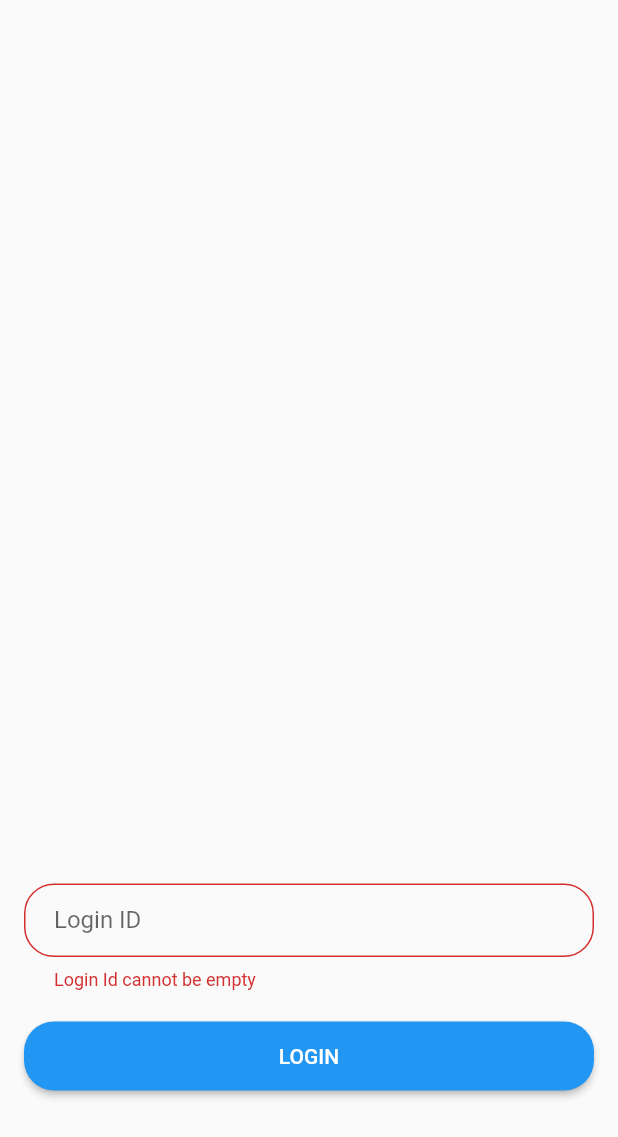
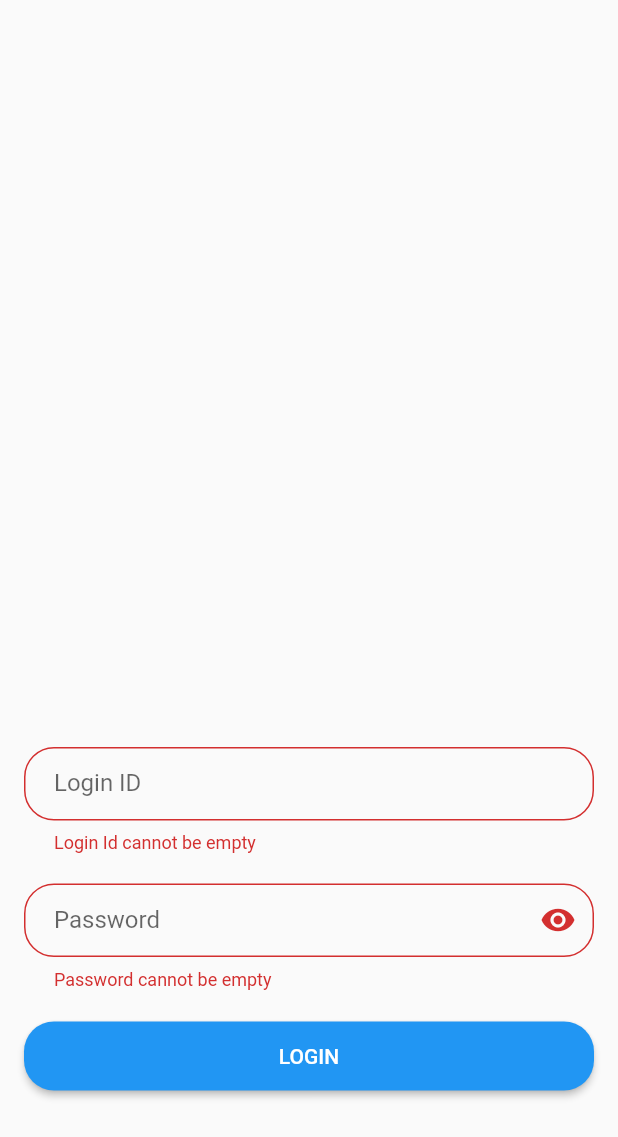
Before and after one commit to scm-sai-zaw-myint/EMS-Mobile, a Flutter app: the screen it shows after launch, after a tap on "LOGIN", on a phone screen of 412 x 824 dp. Shown: the top 1137 px of the screen. Run offline on Flutter 3.47's test engine with Material 2 defaults, Android fonts, the phone set to English and light mode, and no system bars; our stand-ins replace awesome_snackbar_content, flutter_secure_storage, get.

Commit message:
Refactoring code

```diff
--- a/ems_mobile/lib/Screens/Common/noti_bar.dart
+++ b/ems_mobile/lib/Screens/Common/noti_bar.dart
@@ -1,6 +1,5 @@
 import 'package:awesome_snackbar_content/awesome_snackbar_content.dart';
 import 'package:flutter/material.dart';
-import 'package:get/get.dart';
 
 class NotiBar {
   static void showSnackbar(context, String title, String message, ContentType type) {
--- a/ems_mobile/lib/Screens/Common/screen_routes.dart
+++ /dev/null
@@ -1,7 +0,0 @@
-
-class ScreenRoutes{
-  static const String welcome = "/";
-  static const String login = "/login";
-  static const String dashboard = "/dashboard";
-  static const String changePassword = "/changePassword";
-}
--- a/ems_mobile/lib/Screens/Login/login_page.dart
+++ b/ems_mobile/lib/Screens/Login/login_page.dart
@@ -1,7 +1,9 @@
+// ignore_for_file: use_build_context_synchronously
+
 import 'package:awesome_snackbar_content/awesome_snackbar_content.dart';
 import 'package:ems_mobile/Screens/Common/common_widget.dart';
 import 'package:ems_mobile/Screens/Common/noti_bar.dart';
-import 'package:ems_mobile/Screens/Common/screen_routes.dart';
+import 'package:ems_mobile/Services/Common/config.dart';
 import 'package:ems_mobile/Services/Login/login_service.dart';
 import 'package:flutter/material.dart';
 import 'package:get/get.dart';
@@ -9,99 +11,6 @@ import 'package:get/get.dart';
 class LoginPage extends StatelessWidget {
   final _formKey = GlobalKey<FormState>();
   LoginPage({super.key});
-
-  Widget _inputField(controller) {
-    return Obx(() => controller.step.value == 1
-        ? TextFormField(
-            controller: controller.loginIdController.value,
-            decoration: CommonWidget.loginInputDecoration("Login ID"),
-            validator: (value) {
-              if (value == null) return "Login Id cannot be null!";
-              if (value.isEmpty) return "Login Id cannot be empty";
-              return null;
-            },
-          )
-        : TextFormField(
-            controller: controller.passwordController.value,
-            decoration: CommonWidget.passwordInputDecoration(
-              "Password",
-              controller.isSecurePassword.value
-                  ? const Icon(Icons.visibility)
-                  : const Icon(Icons.visibility_off),
-              () => {
-                controller.isSecurePassword(!controller.isSecurePassword.value)
-              },
-            ),
-            obscureText: controller.isSecurePassword.value,
-            validator: (value) {
-              if (value == null) return "Password cannot be null!";
-              if (value.isEmpty) return "Password cannot be empty";
-              return null;
-            },
-          ));
-  }
-
-  Widget _buttonField(LoginService controller, context) {
-    return Obx(() => controller.step.value == 1
-        ? Row(
-            mainAxisAlignment: MainAxisAlignment.center,
-            children: [
-              Expanded(
-                child: ElevatedButton(
-                  onPressed: () {
-                    if (_formKey.currentState!.validate()) {
-                      controller.step(2);
-                    }
-                  },
-                  style: CommonWidget.primaryButtonStyle(),
-                  child: Text("Login".toUpperCase()),
-                ),
-              )
-            ],
-          )
-        : Row(
-            mainAxisAlignment: MainAxisAlignment.spaceBetween,
-            children: [
-              Expanded(
-                child: ElevatedButton(
-                  onPressed: () {
-                    _formKey.currentState!.reset();
-                    controller.step(1);
-                  },
-                  style: CommonWidget.secondaryButtonStyle(),
-                  child: Text("Back".toUpperCase()),
-                ),
-              ),
-              const SizedBox(
-                width: 30,
-              ),
-              Expanded(
-                child: ElevatedButton(
-                  onPressed: () async {
-                    if (controller.processingLogin.value) return;
-                    if (_formKey.currentState!.validate()) {
-                      FocusScopeNode currentFocus = FocusScope.of(context);
-                      if (!currentFocus.hasPrimaryFocus) {
-                        currentFocus.unfocus();
-                      }
-                      NotiBar.showSnackbar(context, "Logging In", "Please wait", ContentType.help);
-                      await Future.delayed(const Duration(seconds: 3));
-                      bool login = await controller.login();
-                      if (login) {
-                        Get.toNamed(ScreenRoutes.changePassword);
-                      } else {
-                        NotiBar.showSnackbar(context, "Login fails",
-                            controller.loginMessage.value, ContentType.failure);
-                      }
-                    }
-                  },
-                  style: CommonWidget.primaryButtonStyle(),
-                  child: Text("Login".toUpperCase()),
-                ),
-              )
-            ],
-          ));
-  }
 
   @override
   Widget build(BuildContext context) {
@@ -118,11 +27,76 @@ class LoginPage extends StatelessWidget {
                   child: Column(
                     mainAxisAlignment: MainAxisAlignment.center,
                     children: [
-                      _inputField(controller),
+                      TextFormField(
+                        controller: controller.loginIdController.value,
+                        decoration:
+                            CommonWidget.loginInputDecoration("Login ID"),
+                        validator: (value) {
+                          if (value == null) return "Login Id cannot be null!";
+                          if (value.isEmpty) return "Login Id cannot be empty";
+                          return null;
+                        },
+                      ),
                       const SizedBox(
                         height: 20,
                       ),
-                      _buttonField(controller, context),
+                      TextFormField(
+                        controller: controller.passwordController.value,
+                        decoration: CommonWidget.passwordInputDecoration(
+                          "Password",
+                          controller.isSecurePassword.value
+                              ? const Icon(Icons.visibility)
+                              : const Icon(Icons.visibility_off),
+                          () => {
+                            controller.isSecurePassword(
+                                !controller.isSecurePassword.value)
+                          },
+                        ),
+                        obscureText: controller.isSecurePassword.value,
+                        validator: (value) {
+                          if (value == null) return "Password cannot be null!";
+                          if (value.isEmpty) return "Password cannot be empty";
+                          return null;
+                        },
+                      ),
+                      const SizedBox(
+                        height: 20,
+                      ),
+                      Row(
+                        mainAxisAlignment: MainAxisAlignment.center,
+                        children: [
+                          Expanded(
+                            child: ElevatedButton(
+                              onPressed: () async {
+                                if (controller.processingLogin.value) return;
+                                if (_formKey.currentState!.validate()) {
+                                  FocusScopeNode currentFocus =
+                                      FocusScope.of(context);
+                                  if (!currentFocus.hasPrimaryFocus) {
+                                    currentFocus.unfocus();
+                                  }
+                                  NotiBar.showSnackbar(context, "Logging In",
+                                      "Please wait", ContentType.help);
+                                  await Future.delayed(
+                                      const Duration(seconds: 3));
+                                  bool login = await controller.login();
+                                  if (login) {
+                                    Get.offNamed(Config.changePasswordPage);
+                                  } else {
+                                    NotiBar.showSnackbar(
+                                        context,
+                                        "Login fails",
+                                        controller.loginMessage.value,
+                                        ContentType.failure);
+                                  }
+                                }
+                              },
+                              style: CommonWidget.primaryButtonStyle(),
+                              child: Text("Login".toUpperCase()),
+                            ),
+                          )
+                        ],
+                      ),
                       const SizedBox(
                         height: 80,
                       )
--- a/ems_mobile/lib/Screens/Welcome/welcome.dart
+++ /dev/null
@@ -1,38 +0,0 @@
-import 'package:ems_mobile/Screens/Dashboard.dart/dashboard.dart';
-import 'package:ems_mobile/Screens/Login/login_page.dart';
-import 'package:ems_mobile/Screens/Profile/change_password.dart';
-import 'package:ems_mobile/Services/Login/login_service.dart';
-import 'package:flutter/material.dart';
-import 'package:get/get.dart';
-
-class Welcome extends StatelessWidget {
-  const Welcome({super.key});
-
-  @override
-  Widget build(BuildContext context) {
-    return GetBuilder<LoginService>(
-      builder: (controller) => Obx(() {
-        if (controller.isLoadingCredential.value) {
-          return Scaffold(
-            body: Center(
-              child: Column(
-                mainAxisAlignment: MainAxisAlignment.center,
-                children: const [
-                  Image(
-                      image: AssetImage(
-                        "assets/images/logo_green.png",
-                      ),
-                      width: 60,
-                      height: 60),
-                ],
-              ),
-            ),
-          );
-        } else {
-          return controller.credential?.employeeId == null ? LoginPage()
-              : ChangePassword();
-        }
-      }),
-    );
-  }
-}
--- a/ems_mobile/lib/Screens/Welcome/welcome_binding.dart
+++ /dev/null
@@ -1,9 +0,0 @@
-import 'package:ems_mobile/Services/Login/login_service.dart';
-import 'package:get/get.dart';
-
-class WelcomeBinding extends Bindings{
-  @override
-  void dependencies() {
-    Get.lazyPut(() => LoginService());
-  }
-}
--- a/ems_mobile/lib/Services/Common/config.dart
+++ b/ems_mobile/lib/Services/Common/config.dart
@@ -1,9 +1,18 @@
 // ignore_for_file: prefer_const_declarations
 
 class Config{
-  static final String domainUrl = "http://172.20.30.89:8080/ems/api";
-  static final String contentType = "application/json";
 
+  static final String domainUrl = "http://172.31.240.1:8080/ems/api";
+
+  /// Pages Routes Start ///
+  static const String welcomePage = "/";
+  static const String loginPage = "/login";
+  static const String dashboardPage = "/dashboard";
+  static const String changePasswordPage = "/changePassword";
+
+  /// Pages Routes End ///
+
+  /// API Routes  ///
   static final String login = "/showLogin";
   static final String changePassword = "/changePassword?update=update";
 }
--- /dev/null
+++ b/ems_mobile/lib/Services/Common/pages_config.dart
@@ -0,0 +1,13 @@
+import 'package:ems_mobile/Screens/Dashboard.dart/dashboard.dart';
+import 'package:ems_mobile/Screens/Login/login_page.dart';
+import 'package:ems_mobile/Screens/Profile/change_password.dart';
+import 'package:ems_mobile/Services/Common/config.dart';
+import 'package:get/get.dart';
+
+class PagesConfig {
+  static final List<GetPage> pages = [
+    GetPage(name: Config.loginPage, page: () => LoginPage()),
+    GetPage(name: Config.dashboardPage, page: () => const Dashboard()),
+    GetPage(name: Config.changePasswordPage, page: ()=> ChangePassword())
+  ];
+}
--- a/ems_mobile/lib/Screens/Login/login_binding.dart
+++ b/ems_mobile/lib/Services/Common/service_binding.dart
@@ -1,9 +1,11 @@
 import 'package:ems_mobile/Services/Login/login_service.dart';
+import 'package:ems_mobile/Services/Profile/change_password_service.dart';
 import 'package:get/get.dart';
 
-class LoginBinding extends Bindings{
+class ServiceBinding extends Bindings{
   @override
   void dependencies() {
     Get.lazyPut(() => LoginService());
+    Get.lazyPut(() => ChangePasswordService());
   }
 }
--- a/ems_mobile/lib/Services/Credential/credential.dart
+++ b/ems_mobile/lib/Services/Credential/credential.dart
@@ -1,5 +1,4 @@
-import 'dart:convert';
-
+// ignore_for_file: file_names
 import 'package:ems_mobile/Models/Auth/auth_response.dart';
 import 'package:flutter_secure_storage/flutter_secure_storage.dart';
 
@@ -34,6 +33,16 @@ class Credential {
     await storage.write(key: "token", value: token);
   }
 
+  static Future<bool> isLoggedIn() async {
+    final token = await storage.read(key: "token");
+    if(token != null){
+      //check jwt token time
+      //ok
+      return true;
+    }
+    return false;
+  }
+
   static Future<Credential> getCredential() async {
     final employeeId = await storage.read(key: "employeeId");
     final employeeName = await storage.read(key: "employeeName");
@@ -57,13 +66,4 @@ class Credential {
     await storage.deleteAll();
   }
 
-  @override
-  String toString() {
-    return jsonEncode({
-      "employeeId": employeeId,
-      "employeeName": employeeName,
-      "employeeType": employeeType,
-      "token": token,
-    });
-  }
 }
--- a/ems_mobile/lib/Services/Login/login_service.dart
+++ b/ems_mobile/lib/Services/Login/login_service.dart
@@ -11,13 +11,13 @@ import 'package:get/get.dart';
 class LoginService extends GetxController{
 
   Credential? _credential;
+  ApiService api = ApiService();
   var isLoadingCredential = false.obs;
 
   var step = 1.obs;
   var loginIdController = TextEditingController().obs;
   var passwordController = TextEditingController().obs;
   var isSecurePassword = true.obs;
-  ApiService api = ApiService();
 
   var processingLogin = false.obs;
   var loginSuccess = false.obs;
@@ -25,13 +25,6 @@ class LoginService extends GetxController{
   var loginMessage = "".obs;
 
   Credential? get credential => _credential;
-
-  @override
-  void onInit() {
-    _processCredential();
-    Credential.clearStorage();
-    super.onInit();
-  }
 
   Future<bool> login() async {
     processingLogin(true);
@@ -60,11 +53,4 @@ class LoginService extends GetxController{
     return true;
   }
 
-  _processCredential() async{
-    isLoadingCredential(true);
-    await Future.delayed(const Duration(seconds: 2));
-    _credential = await Credential.getCredential();
-    isLoadingCredential(false);
-  }
-
 }
--- a/ems_mobile/lib/main.dart
+++ b/ems_mobile/lib/main.dart
@@ -1,14 +1,30 @@
-import 'package:ems_mobile/Screens/Common/screen_pages.dart';
-import 'package:ems_mobile/Screens/Welcome/welcome.dart';
-import 'package:ems_mobile/Screens/Welcome/welcome_binding.dart';
+import 'package:ems_mobile/Screens/Dashboard.dart/dashboard.dart';
+import 'package:ems_mobile/Screens/Login/login_page.dart';
+import 'package:ems_mobile/Services/Common/pages_config.dart';
+import 'package:ems_mobile/Services/Common/service_binding.dart';
+import 'package:ems_mobile/Services/Credential/credential.dart';
 import 'package:flutter/material.dart';
 import 'package:get/get.dart';
 
-void main() {
-  runApp(GetMaterialApp(
-    title: "EMS Mobile",
-    home: const Welcome(),
-    initialBinding: WelcomeBinding(),
-    getPages: ScreenPages.pages,
-  ));
+Widget pageDefault = LoginPage();
+
+void main() async {
+  WidgetsFlutterBinding.ensureInitialized();
+  final result = await Credential.isLoggedIn();
+  if(result){
+    pageDefault = const Dashboard();
+  }
+  runApp(const EmsApp());
 }
+class EmsApp extends StatelessWidget {
+  const EmsApp({super.key});
+  @override
+  Widget build(BuildContext context) {
+    return GetMaterialApp(
+      title: "EMS Mobile",
+      home: pageDefault,
+      initialBinding: ServiceBinding(),
+      getPages: PagesConfig.pages,
+    );
+  }
+}
```
Also changed, not shown: ems_mobile/lib/Screens/Common/screen_pages.dart (deleted, +0 -17 lines), ems_mobile/lib/Screens/Profile/change_password_binding.dart (deleted, +0 -7 lines), ems_mobile/lib/Services/Common/api_service.dart (+65 -31 lines), ems_mobile/lib/Services/Profile/change_password_service.dart (+0 -16 lines), 1 other file.
